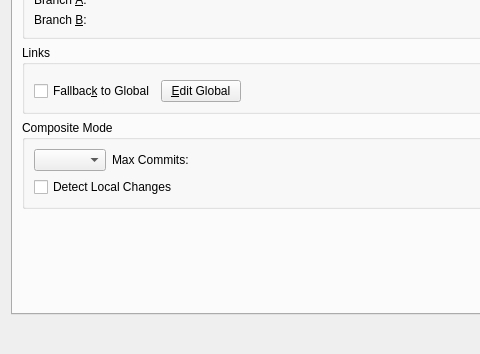
Above: qgitc/preferences.ui from timxx/qgitc before the change; both pictures show x 0 to 480 and y 82 to 436 of the 721 by 436 pixel window. Below: the same form after it.
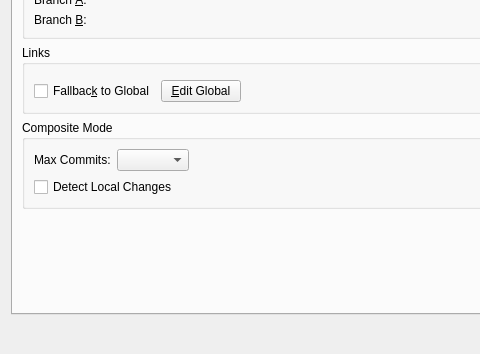
That is the form after the change. Custom widgets are drawn as their Qt base class.

Commit message: Fix order of cbCommitSince and label in preferences UI layout

Patch:
```diff
--- a/qgitc/preferences.ui
+++ b/qgitc/preferences.ui
@@ -479,9 +479,6 @@
          <layout class="QVBoxLayout" name="verticalLayout_19">
           <item>
            <layout class="QHBoxLayout" name="horizontalLayout_5">
-            <item>
-             <widget class="QComboBox" name="cbCommitSince"/>
-            </item>
             <item>
              <widget class="QLabel" name="label_17">
               <property name="text">
@@ -489,6 +486,9 @@
               </property>
              </widget>
             </item>
+            <item>
+             <widget class="QComboBox" name="cbCommitSince"/>
+            </item>
             <item>
              <spacer name="horizontalSpacer_5">
               <property name="orientation">
```
